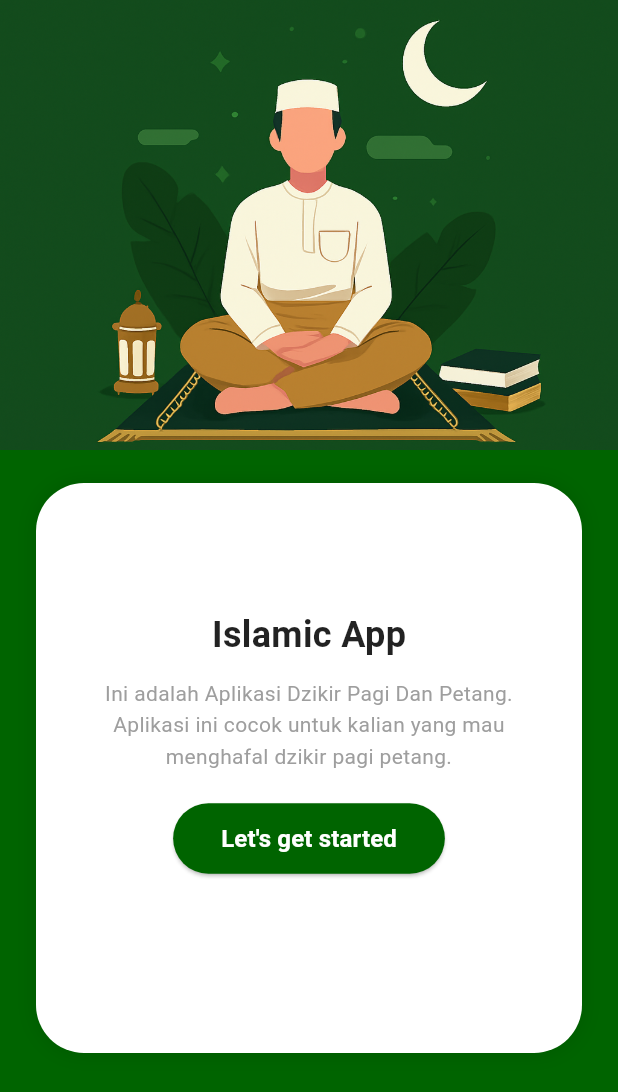
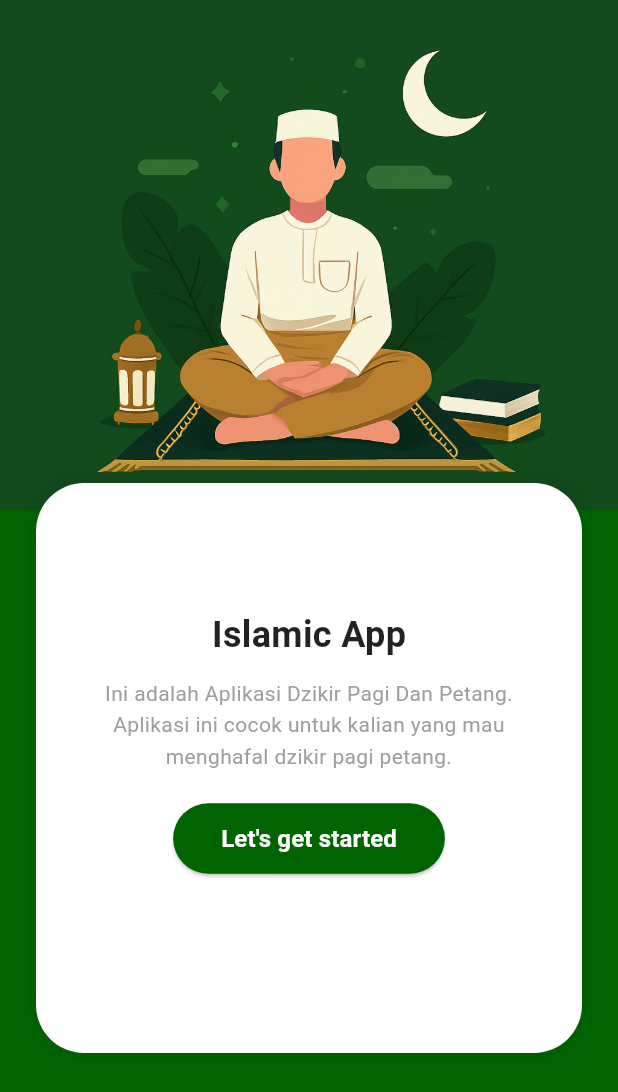
Before and after one commit to yyBasiony/Quran-App, a Flutter app: the screen it shows after launch, on a phone screen of 412 x 824 dp. Shown: the top 1092 px of the screen. Run offline on Flutter 3.47's test engine with Material 3 defaults, Android fonts, the phone set to English and light mode, and no system bars; our stand-ins replace audioplayers, hive, hive_flutter; accounts and stored records are empty.

Commit message:
change  image position

```diff
--- a/lib/presentation/start_screen.dart
+++ b/lib/presentation/start_screen.dart
@@ -16,11 +16,10 @@ class StartScreen extends StatelessWidget {
             right: 0,
             child: Image.asset(
               'assets/startscreen.png',
-              height: 300,
+              height: 340,
               fit: BoxFit.cover,
             ),
           ),
-
           Positioned.fill(
             top: 200,
             child: Column(
@@ -71,10 +70,8 @@ class StartScreen extends StatelessWidget {
                         },
                         style: ElevatedButton.styleFrom(
                           backgroundColor: const Color(0xFF006400),
-                          padding: const EdgeInsets.symmetric(
-                              horizontal: 32, vertical: 12),
-                          shape: RoundedRectangleBorder(
-                              borderRadius: BorderRadius.circular(24)),
+                          padding: const EdgeInsets.symmetric(horizontal: 32, vertical: 12),
+                          shape: RoundedRectangleBorder(borderRadius: BorderRadius.circular(24)),
                         ),
                         child: const Text(
                           "Let's get started",
```
